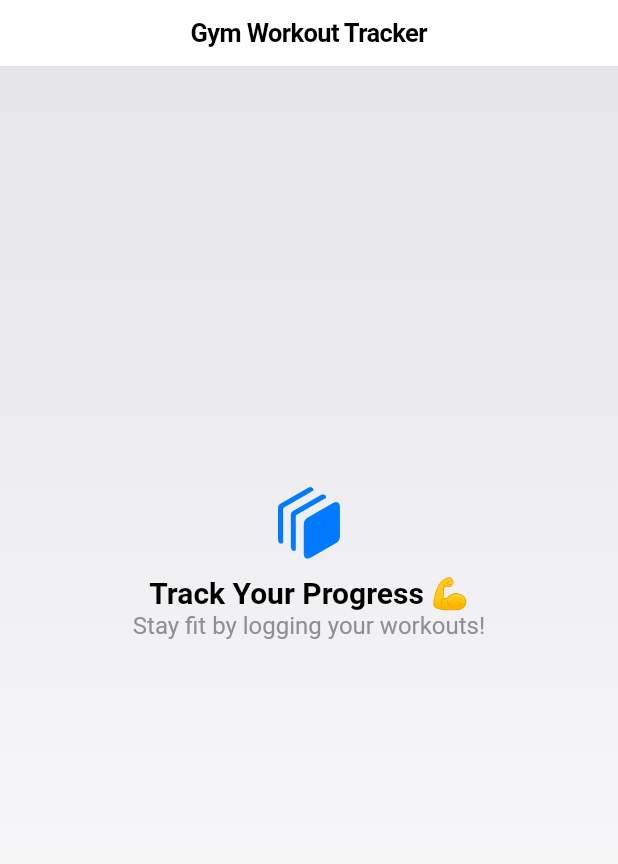
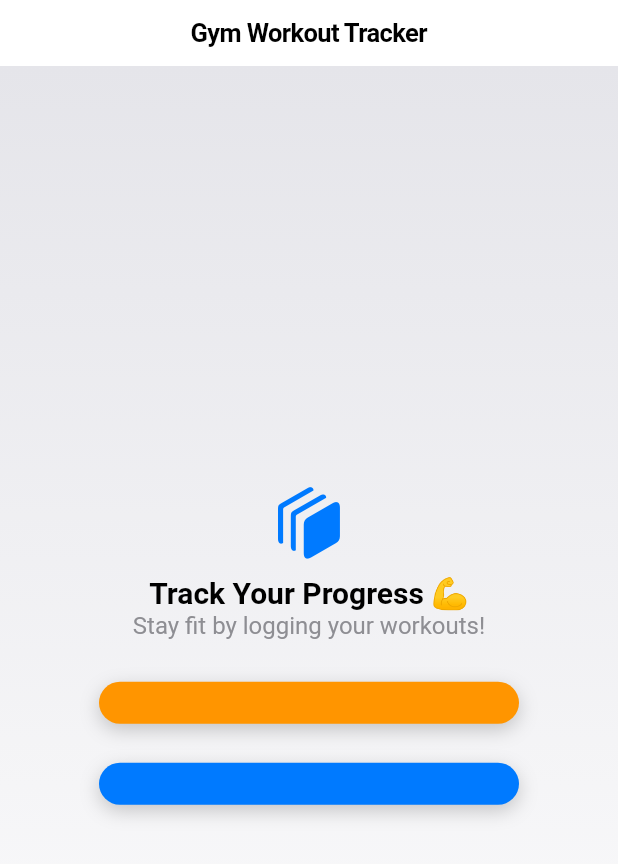
Before and after one commit to macapagal-marc-lawrence/Gym-Tracker, a Flutter app: the screen it shows after launch, on a phone screen of 412 x 824 dp. Shown: the top 864 px of the screen. Run offline on Flutter 3.47's test engine with Material 3 defaults, Android fonts, the phone set to English and light mode, and no system bars; our stand-ins replace shared_preferences; Roboto replaces fonts that are missing (SF Pro).

Commit message:
commited by jenzelle

```diff
--- a/lib/screens/home_screen.dart
+++ b/lib/screens/home_screen.dart
@@ -81,7 +81,19 @@ class HomeScreen extends StatelessWidget {
             context, CupertinoPageRoute(builder: (context) => screen));
       },
       child: Container(
-
+width: 280,
+        padding: EdgeInsets.symmetric(vertical: 14),
+        decoration: BoxDecoration(
+          color: color,
+          borderRadius: BorderRadius.circular(30),
+          boxShadow: [
+            BoxShadow(
+              color: CupertinoColors.black.withOpacity(0.2),
+              blurRadius: 10,
+              offset: Offset(0, 4),
+            ),
+          ],
+        ),
       ),
     );
   }
```
